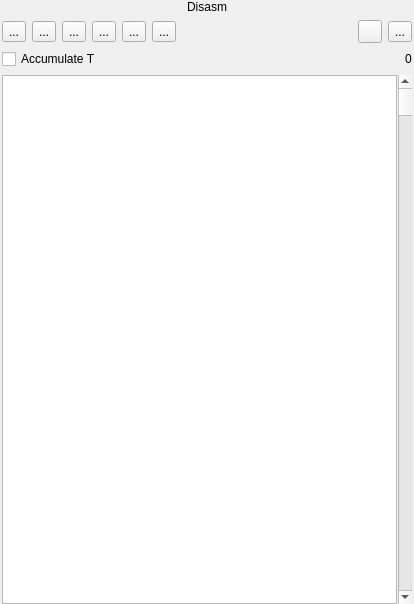
Before: the Qt Designer form ui/dbgwidgets/form_disasm.ui in dotkoval/xpeccy-plus, drawn with Qt 5.
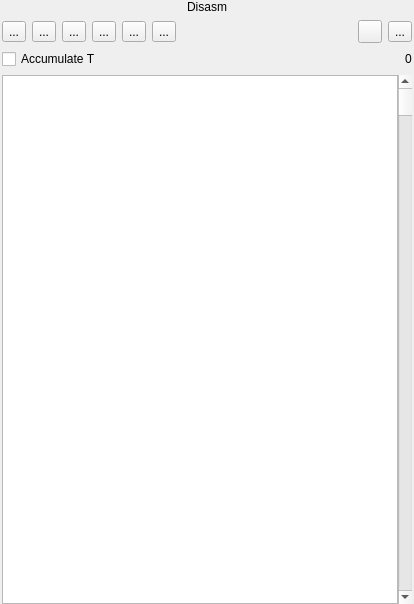
After: the same form once the commit is applied. Icons and pictures are not drawn. Custom widgets are drawn as their Qt base class.

Commit message: deBUGa UI rearranged (more dense disasm, dumps)

```diff
--- a/ui/dbgwidgets/form_disasm.ui
+++ b/ui/dbgwidgets/form_disasm.ui
@@ -217,7 +217,7 @@
    <item>
     <layout class="QHBoxLayout" name="horizontalLayout_12">
      <property name="spacing">
-      <number>1</number>
+      <number>0</number>
      </property>
      <item>
       <widget class="xDisasmTable" name="dasmTable">
@@ -251,6 +251,9 @@
        <property name="selectionMode">
         <enum>QAbstractItemView::SingleSelection</enum>
        </property>
+       <property name="textElideMode">
+        <enum>Qt::ElideNone</enum>
+       </property>
        <property name="showGrid">
         <bool>false</bool>
        </property>
@@ -267,10 +270,10 @@
         <bool>false</bool>
        </attribute>
        <attribute name="verticalHeaderMinimumSectionSize">
-        <number>17</number>
+        <number>16</number>
        </attribute>
        <attribute name="verticalHeaderDefaultSectionSize">
-        <number>20</number>
+        <number>17</number>
        </attribute>
       </widget>
      </item>
```
Left out of the diff: 5 changed lines with no effect on the pictures. The commit also changes 23 other files.
